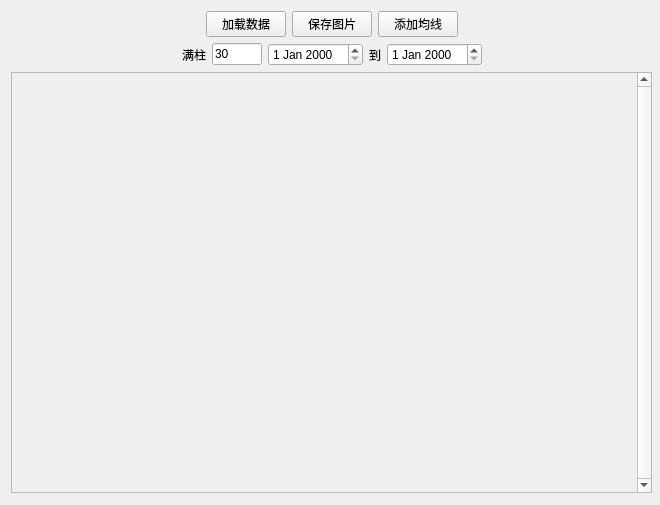
Before: the Qt Designer form charttool/mainwindow.ui in kinglon/stocktool, drawn with Qt 5.
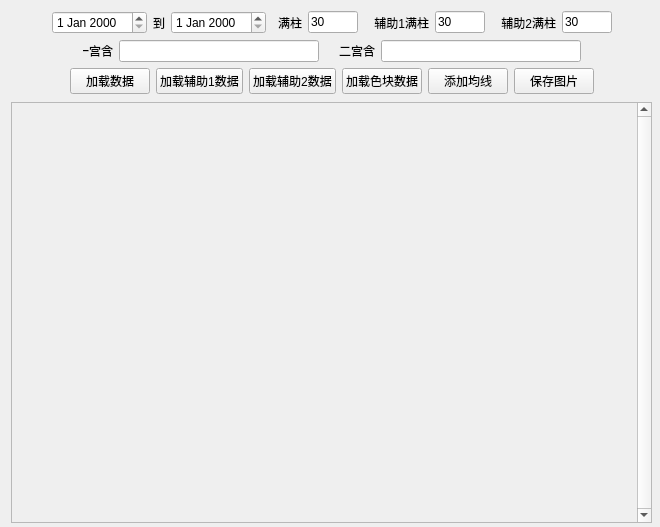
After: the same form once the commit is applied.

Commit message: 辅助能量柱和色块

```diff
--- a/charttool/mainwindow.ui
+++ b/charttool/mainwindow.ui
@@ -7,7 +7,7 @@
     <x>0</x>
     <y>0</y>
     <width>660</width>
-    <height>505</height>
+    <height>527</height>
    </rect>
   </property>
   <property name="windowTitle">
@@ -18,7 +18,7 @@
     <property name="geometry">
      <rect>
       <x>11</x>
-      <y>72</y>
+      <y>102</y>
       <width>641</width>
       <height>421</height>
      </rect>
@@ -43,67 +43,16 @@
      </property>
     </widget>
    </widget>
-   <widget class="QWidget" name="">
+   <widget class="QWidget" name="layoutWidget">
     <property name="geometry">
      <rect>
       <x>11</x>
       <y>11</y>
       <width>641</width>
-      <height>57</height>
+      <height>86</height>
      </rect>
     </property>
     <layout class="QVBoxLayout" name="verticalLayout">
-     <item>
-      <layout class="QHBoxLayout" name="horizontalLayout">
-       <item>
-        <spacer name="horizontalSpacer">
-         <property name="orientation">
-          <enum>Qt::Horizontal</enum>
-         </property>
-         <property name="sizeHint" stdset="0">
-          <size>
-           <width>40</width>
-           <height>20</height>
-          </size>
-         </property>
-        </spacer>
-       </item>
-       <item>
-        <widget class="QPushButton" name="loadDataButton">
-         <property name="text">
-          <string>加载数据</string>
-         </property>
-        </widget>
-       </item>
-       <item>
-        <widget class="QPushButton" name="saveImageButton">
-         <property name="text">
-          <string>保存图片</string>
-         </property>
-        </widget>
-       </item>
-       <item>
-        <widget class="QPushButton" name="addAvgLineButton">
-         <property name="text">
-          <string>添加均线</string>
-         </property>
-        </widget>
-       </item>
-       <item>
-        <spacer name="horizontalSpacer_2">
-         <property name="orientation">
-          <enum>Qt::Horizontal</enum>
-         </property>
-         <property name="sizeHint" stdset="0">
-          <size>
-           <width>40</width>
-           <height>20</height>
-          </size>
-         </property>
-        </spacer>
-       </item>
-      </layout>
-     </item>
      <item>
       <layout class="QHBoxLayout" name="horizontalLayout_2">
        <item>
@@ -119,35 +68,6 @@
          </property>
         </spacer>
        </item>
-       <item>
-        <widget class="QLabel" name="label">
-         <property name="maximumSize">
-          <size>
-           <width>30</width>
-           <height>16777215</height>
-          </size>
-         </property>
-         <property name="text">
-          <string>满柱</string>
-         </property>
-         <property name="alignment">
-          <set>Qt::AlignRight|Qt::AlignTrailing|Qt::AlignVCenter</set>
-         </property>
-        </widget>
-       </item>
-       <item>
-        <widget class="QLineEdit" name="maxCountEdit">
-         <property name="maximumSize">
-          <size>
-           <width>50</width>
-           <height>16777215</height>
-          </size>
-         </property>
-         <property name="text">
-          <string>30</string>
-         </property>
-        </widget>
-       </item>
        <item>
         <widget class="QDateEdit" name="beginDateEdit"/>
        </item>
@@ -170,6 +90,111 @@
        <item>
         <widget class="QDateEdit" name="endDateEdit"/>
        </item>
+       <item>
+        <widget class="QLabel" name="label">
+         <property name="minimumSize">
+          <size>
+           <width>30</width>
+           <height>0</height>
+          </size>
+         </property>
+         <property name="maximumSize">
+          <size>
+           <width>30</width>
+           <height>16777215</height>
+          </size>
+         </property>
+         <property name="text">
+          <string>满柱</string>
+         </property>
+         <property name="alignment">
+          <set>Qt::AlignRight|Qt::AlignTrailing|Qt::AlignVCenter</set>
+         </property>
+        </widget>
+       </item>
+       <item>
+        <widget class="QLineEdit" name="maxCountEdit">
+         <property name="maximumSize">
+          <size>
+           <width>50</width>
+           <height>16777215</height>
+          </size>
+         </property>
+         <property name="text">
+          <string>30</string>
+         </property>
+        </widget>
+       </item>
+       <item>
+        <widget class="QLabel" name="label_3">
+         <property name="minimumSize">
+          <size>
+           <width>65</width>
+           <height>0</height>
+          </size>
+         </property>
+         <property name="maximumSize">
+          <size>
+           <width>30</width>
+           <height>16777215</height>
+          </size>
+         </property>
+         <property name="text">
+          <string>辅助1满柱</string>
+         </property>
+         <property name="alignment">
+          <set>Qt::AlignRight|Qt::AlignTrailing|Qt::AlignVCenter</set>
+         </property>
+        </widget>
+       </item>
+       <item>
+        <widget class="QLineEdit" name="maxAssist1CountEdit">
+         <property name="maximumSize">
+          <size>
+           <width>50</width>
+           <height>16777215</height>
+          </size>
+         </property>
+         <property name="text">
+          <string>30</string>
+         </property>
+        </widget>
+       </item>
+       <item>
+        <widget class="QLabel" name="label_4">
+         <property name="minimumSize">
+          <size>
+           <width>65</width>
+           <height>0</height>
+          </size>
+         </property>
+         <property name="maximumSize">
+          <size>
+           <width>30</width>
+           <height>16777215</height>
+          </size>
+         </property>
+         <property name="text">
+          <string>辅助2满柱</string>
+         </property>
+         <property name="alignment">
+          <set>Qt::AlignRight|Qt::AlignTrailing|Qt::AlignVCenter</set>
+         </property>
+        </widget>
+       </item>
+       <item>
+        <widget class="QLineEdit" name="maxAssist2CountEdit">
+         <property name="maximumSize">
+          <size>
+           <width>50</width>
+           <height>16777215</height>
+          </size>
+         </property>
+         <property name="text">
+          <string>30</string>
+         </property>
+        </widget>
+       </item>
        <item>
         <spacer name="horizontalSpacer_4">
          <property name="orientation">
@@ -185,6 +210,190 @@
        </item>
       </layout>
      </item>
+     <item>
+      <layout class="QHBoxLayout" name="horizontalLayout_3">
+       <item>
+        <spacer name="horizontalSpacer_5">
+         <property name="orientation">
+          <enum>Qt::Horizontal</enum>
+         </property>
+         <property name="sizeHint" stdset="0">
+          <size>
+           <width>40</width>
+           <height>20</height>
+          </size>
+         </property>
+        </spacer>
+       </item>
+       <item>
+        <widget class="QLabel" name="label_5">
+         <property name="minimumSize">
+          <size>
+           <width>0</width>
+           <height>0</height>
+          </size>
+         </property>
+         <property name="maximumSize">
+          <size>
+           <width>30</width>
+           <height>16777215</height>
+          </size>
+         </property>
+         <property name="text">
+          <string>一宫含</string>
+         </property>
+         <property name="alignment">
+          <set>Qt::AlignRight|Qt::AlignTrailing|Qt::AlignVCenter</set>
+         </property>
+        </widget>
+       </item>
+       <item>
+        <widget class="QLineEdit" name="oneIncludeEdit">
+         <property name="minimumSize">
+          <size>
+           <width>200</width>
+           <height>0</height>
+          </size>
+         </property>
+         <property name="maximumSize">
+          <size>
+           <width>50</width>
+           <height>16777215</height>
+          </size>
+         </property>
+         <property name="text">
+          <string/>
+         </property>
+        </widget>
+       </item>
+       <item>
+        <widget class="QLabel" name="label_6">
+         <property name="minimumSize">
+          <size>
+           <width>50</width>
+           <height>0</height>
+          </size>
+         </property>
+         <property name="maximumSize">
+          <size>
+           <width>30</width>
+           <height>16777215</height>
+          </size>
+         </property>
+         <property name="text">
+          <string>二宫含</string>
+         </property>
+         <property name="alignment">
+          <set>Qt::AlignRight|Qt::AlignTrailing|Qt::AlignVCenter</set>
+         </property>
+        </widget>
+       </item>
+       <item>
+        <widget class="QLineEdit" name="twoIncludeEdit">
+         <property name="minimumSize">
+          <size>
+           <width>200</width>
+           <height>0</height>
+          </size>
+         </property>
+         <property name="maximumSize">
+          <size>
+           <width>50</width>
+           <height>16777215</height>
+          </size>
+         </property>
+         <property name="text">
+          <string/>
+         </property>
+        </widget>
+       </item>
+       <item>
+        <spacer name="horizontalSpacer_6">
+         <property name="orientation">
+          <enum>Qt::Horizontal</enum>
+         </property>
+         <property name="sizeHint" stdset="0">
+          <size>
+           <width>40</width>
+           <height>20</height>
+          </size>
+         </property>
+        </spacer>
+       </item>
+      </layout>
+     </item>
+     <item>
+      <layout class="QHBoxLayout" name="horizontalLayout">
+       <item>
+        <spacer name="horizontalSpacer">
+         <property name="orientation">
+          <enum>Qt::Horizontal</enum>
+         </property>
+         <property name="sizeHint" stdset="0">
+          <size>
+           <width>40</width>
+           <height>20</height>
+          </size>
+         </property>
+        </spacer>
+       </item>
+       <item>
+        <widget class="QPushButton" name="loadDataButton">
+         <property name="text">
+          <string>加载数据</string>
+         </property>
+        </widget>
+       </item>
+       <item>
+        <widget class="QPushButton" name="loadAssist1DataButton">
+         <property name="text">
+          <string>加载辅助1数据</string>
+         </property>
+        </widget>
+       </item>
+       <item>
+        <widget class="QPushButton" name="loadAssist2DataButton">
+         <property name="text">
+          <string>加载辅助2数据</string>
+         </property>
+        </widget>
+       </item>
+       <item>
+        <widget class="QPushButton" name="loadColorDataButton">
+         <property name="text">
+          <string>加载色块数据</string>
+         </property>
+        </widget>
+       </item>
+       <item>
+        <widget class="QPushButton" name="addAvgLineButton">
+         <property name="text">
+          <string>添加均线</string>
+         </property>
+        </widget>
+       </item>
+       <item>
+        <widget class="QPushButton" name="saveImageButton">
+         <property name="text">
+          <string>保存图片</string>
+         </property>
+        </widget>
+       </item>
+       <item>
+        <spacer name="horizontalSpacer_2">
+         <property name="orientation">
+          <enum>Qt::Horizontal</enum>
+         </property>
+         <property name="sizeHint" stdset="0">
+          <size>
+           <width>40</width>
+           <height>20</height>
+          </size>
+         </property>
+        </spacer>
+       </item>
+      </layout>
+     </item>
     </layout>
    </widget>
   </widget>
```
The commit also changes 5 other files.
